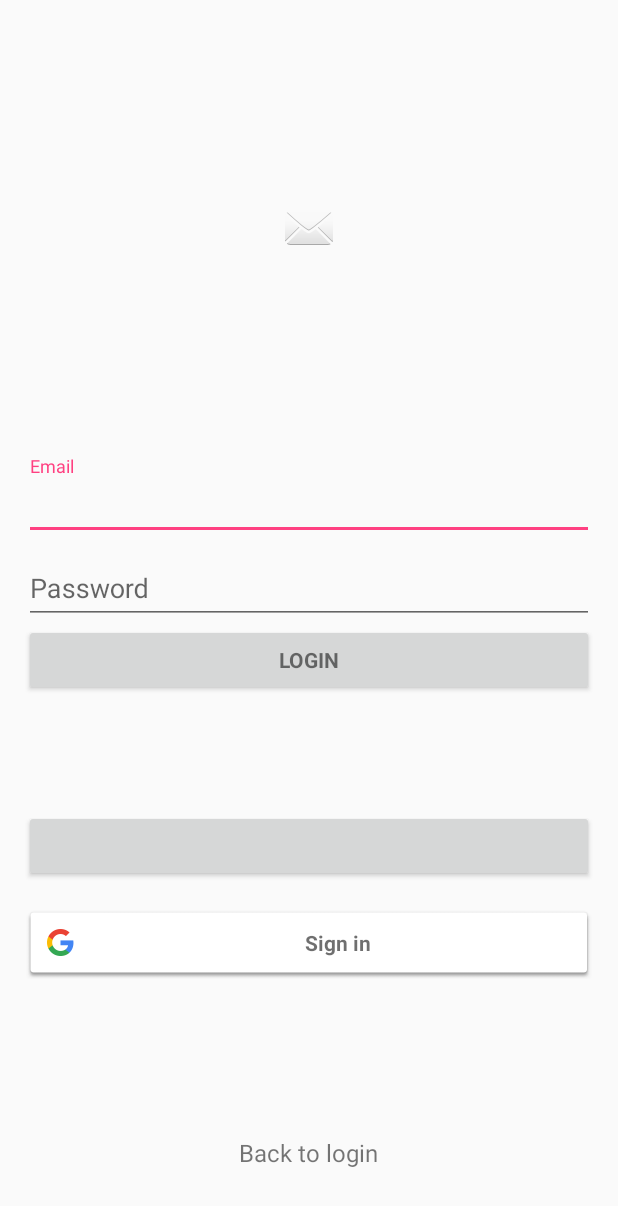
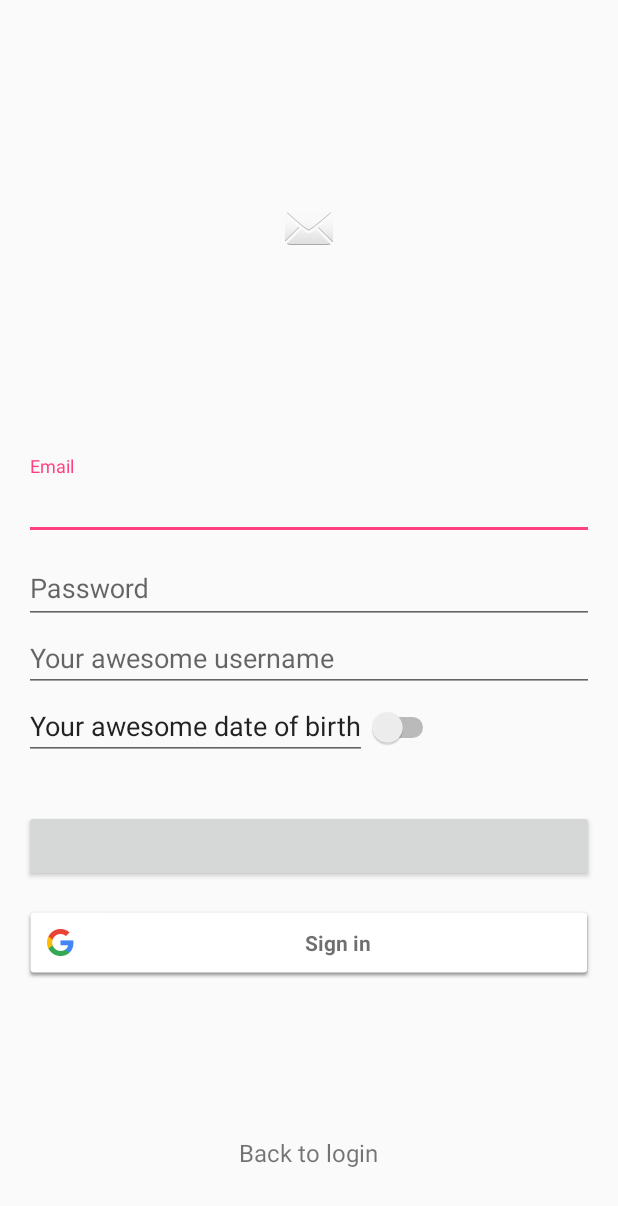
Before and after one commit to ChenlongZ/FollowUp, an Android app: the screen it shows after launch (LoginActivity), after a tap on "Not regiestered? Click me!", on a phone screen of 412 x 824 dp. Shown: the top 1206 px of the screen. Run offline under Robolectric (Android 15) with nearby library versions, the phone set to English and light mode, and no system bars; our stand-ins replace ButterKnife, Firebase (no records; nobody signed in at launch, a user with empty details on screens opened directly); libraries missing offline, so code that uses them is left out: com.facebook, com.facebook.login; plain views replace LoginButton; 4 statements that could not run were skipped.

Commit message:
layout anitor doesn't seem working properly

```diff
--- a/app/src/main/java/com/followitupapp/followitup/login/LoginActivity.java
+++ b/app/src/main/java/com/followitupapp/followitup/login/LoginActivity.java
@@ -4,6 +4,7 @@ import android.animation.Animator;
 import android.animation.AnimatorListenerAdapter;
 import android.animation.ObjectAnimator;
 import android.animation.TimeInterpolator;
+import android.animation.TypeEvaluator;
 import android.annotation.TargetApi;
 import android.app.LoaderManager.LoaderCallbacks;
 import android.content.CursorLoader;
@@ -18,6 +19,7 @@ import android.provider.ContactsContract;
 import android.support.annotation.NonNull;
 import android.support.design.widget.Snackbar;
 import android.support.v7.app.AppCompatActivity;
+import android.text.Layout;
 import android.util.Log;
 import android.view.KeyEvent;
 import android.view.View;
@@ -27,6 +29,8 @@ import android.widget.ArrayAdapter;
 import android.widget.AutoCompleteTextView;
 import android.widget.Button;
 import android.widget.EditText;
+import android.widget.LinearLayout;
+import android.widget.Switch;
 import android.widget.TextView;
 import android.widget.Toast;
 
@@ -88,6 +92,11 @@ public class LoginActivity extends AppCompatActivity implements LoaderCallbacks<
 
     // misc. views
     @BindView(R.id.login_to_signup_lever_text) TextView bottomTextView;
+    @BindView(R.id.signup_container) LinearLayout signupPannel;
+    @BindView(R.id.userid_textedit) EditText userIdInput;
+    @BindView(R.id.signup_date_picker_edittext) EditText userDOBInput;
+    @BindView(R.id.signup_gender_switch) Switch userGenderSwitch;
+    @BindView(R.id.login_signup_container) LinearLayout loginSignupContainer;
 
     @Override
     protected void onCreate(Bundle savedInstanceState) {
@@ -397,9 +406,11 @@ public class LoginActivity extends AppCompatActivity implements LoaderCallbacks<
             }
         });
         bottomTextSubmergeAnimator.start();
-    }
-
-    private void animateBottomTextSwitch(boolean signup) {
-
+        final ObjectAnimator signalUpPanelWeightAnimator = ObjectAnimator.ofFloat(loginSignupContainer,
+                "layout_weight", loginSignupContainer.getWeightSum() + (signup ? 2f : -2f));
+        signalUpPanelWeightAnimator.setDuration(200);
+        signalUpPanelWeightAnimator.start();
+        signupPannel.setVisibility(signup ? View.VISIBLE : View.GONE);
+        emailLogin.setText(signup ? R.string.action_sign_up : R.string.action_sign_in);
     }
 }
--- a/app/src/main/res/layout/activity_login.xml
+++ b/app/src/main/res/layout/activity_login.xml
@@ -47,7 +47,9 @@
             android:layout_marginBottom="16dp"
             android:layout_marginTop="16dp"
             android:layout_weight="3"
-            android:orientation="vertical">
+            android:orientation="vertical"
+            android:gravity="center"
+            android:animateLayoutChanges="true">
 
             <android.support.design.widget.TextInputLayout
                 android:id="@+id/email_text_container"
@@ -96,8 +98,7 @@
                     android:layout_width="match_parent"
                     android:layout_height="wrap_content"
                     android:hint="@string/user_id_hint"
-                    android:maxLines="1"
-                    android:visibility="gone" />
+                    android:maxLines="1" />
 
                 <LinearLayout
                     android:id="@+id/signup_misc_container"
@@ -134,7 +135,8 @@
             android:layout_width="match_parent"
             android:layout_height="0dp"
             android:layout_weight="3"
-            android:orientation="vertical">
+            android:orientation="vertical"
+            android:animateLayoutChanges="true">
 
             <com.facebook.login.widget.LoginButton
                 android:id="@+id/fb_auth_button"
--- a/app/src/main/res/values/strings.xml
+++ b/app/src/main/res/values/strings.xml
@@ -23,7 +23,7 @@
 
     <string name="action_show_sign_up">Not regiestered? Click me!</string>
     <string name="action_show_login">Back to login</string>
-    <string name="action_date_pick">your awesome date of birth</string>
-    <string name="user_id_hint">fancy names</string>
+    <string name="action_date_pick">Your awesome date of birth</string>
+    <string name="user_id_hint">Your awesome username</string>
 
 </resources>
```
